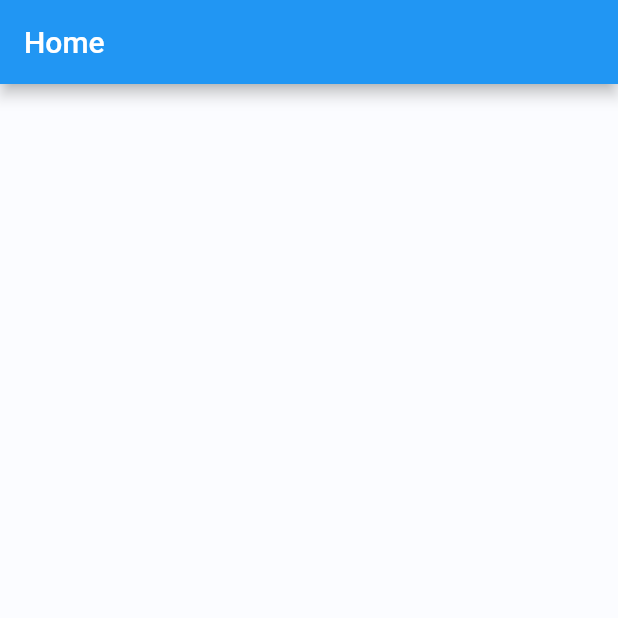
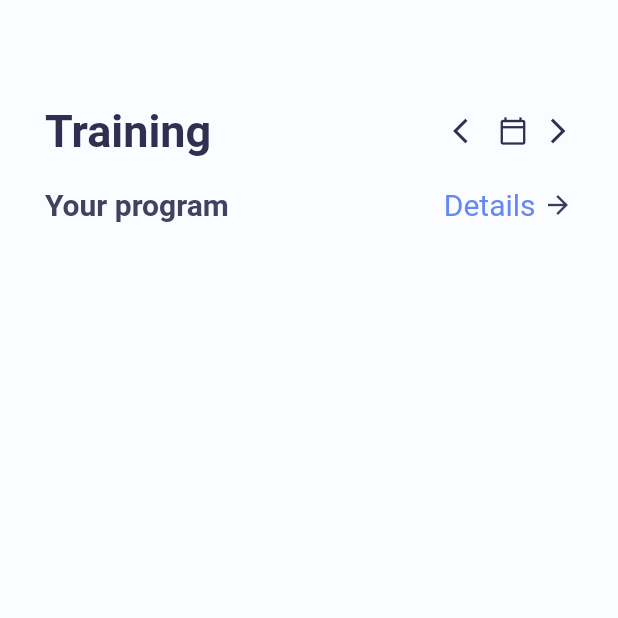
Before and after one commit to ducchungtx/flutter-training-app, a Flutter app: the screen it shows after launch, on a phone screen of 412 x 824 dp, the top half of it. Run offline on Flutter 3.47's test engine with Material 2 defaults, Android fonts, the phone set to English and light mode, and no system bars.

Commit message:
Update header part 1

```diff
--- a/lib/home_page.dart
+++ b/lib/home_page.dart
@@ -13,12 +13,58 @@ class _HomePageState extends State<HomePage> {
   Widget build(BuildContext context) {
     return Scaffold(
       backgroundColor: color.AppColor.homePageBackground,
-      appBar: AppBar(
-        title: Text('Home'),
-      ),
       body: Container(
+        padding: const EdgeInsets.only(top: 70, left: 30, right: 30),
         child: Column(
-          children: <Widget>[Row()],
+          children: <Widget>[
+            Row(
+              children: <Widget>[
+                Text(
+                  "Training",
+                  style: TextStyle(
+                      fontSize: 30,
+                      color: color.AppColor.homePageTitle,
+                      fontWeight: FontWeight.w700),
+                ),
+                Expanded(child: Container()),
+                Icon(
+                  Icons.arrow_back_ios,
+                  size: 20,
+                  color: color.AppColor.homePageTitle,
+                ),
+                SizedBox(width: 10),
+                Icon(Icons.calendar_today_outlined,
+                    size: 20, color: color.AppColor.homePageTitle),
+                SizedBox(width: 10),
+                Icon(
+                  Icons.arrow_forward_ios,
+                  size: 20,
+                  color: color.AppColor.homePageTitle,
+                ),
+              ],
+            ),
+            SizedBox(height: 20),
+            Row(
+              children: <Widget>[
+                Text(
+                  "Your program",
+                  style: TextStyle(
+                      fontSize: 20,
+                      color: color.AppColor.homePageSubtitle,
+                      fontWeight: FontWeight.w700),
+                ),
+                Expanded(child: Container()),
+                Text(
+                  "Details",
+                  style: TextStyle(
+                      fontSize: 20, color: color.AppColor.homePageDetail),
+                ),
+                SizedBox(width: 5),
+                Icon(Icons.arrow_forward,
+                    size: 20, color: color.AppColor.homePageIcons),
+              ],
+            )
+          ],
         ),
       ),
     );
```
